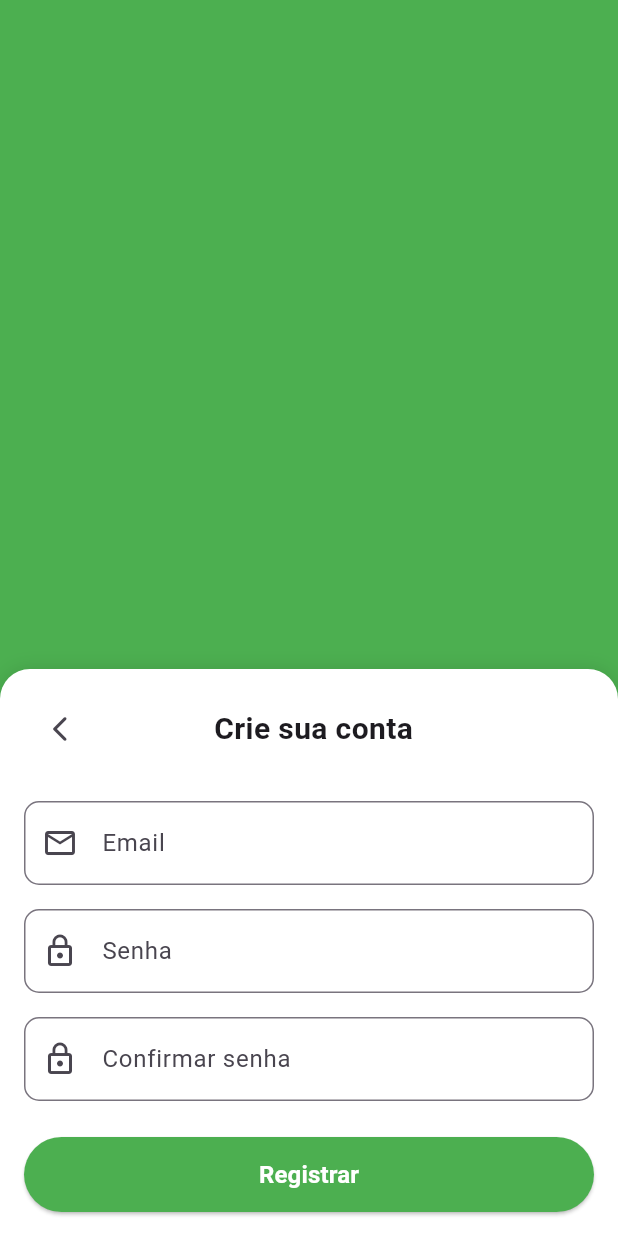
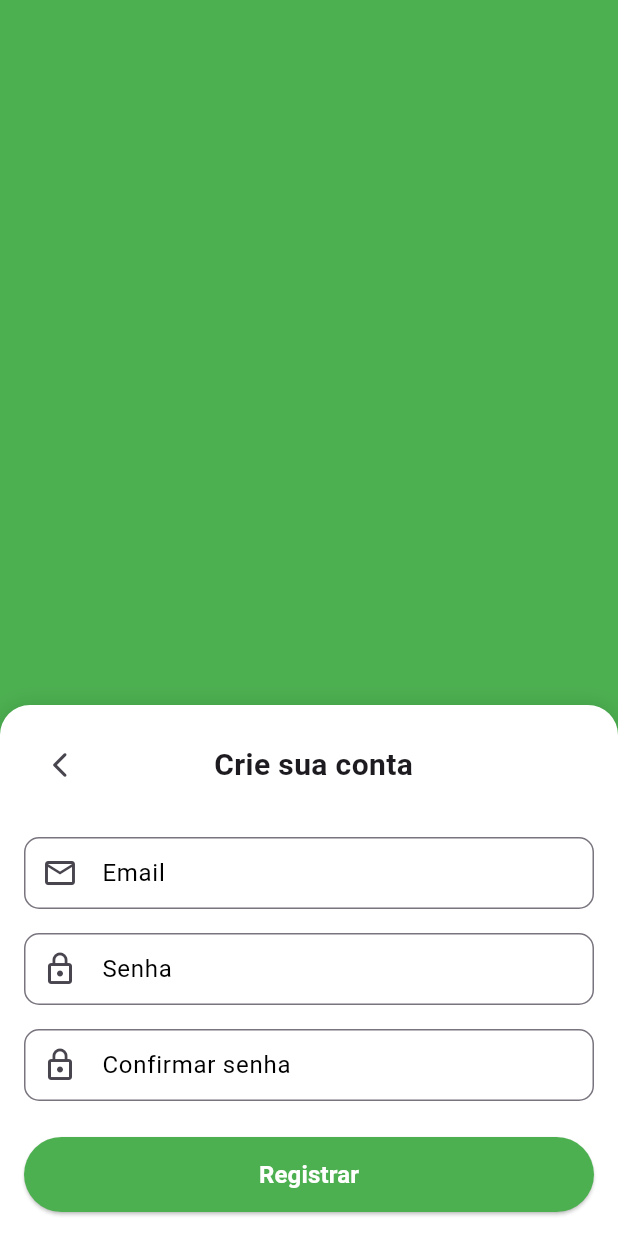
Before and after one commit to vs-machado/ChurchApp, a Flutter app: the screen it shows after launch, after a tap on "Registrar com email e senha", on a phone screen of 412 x 824 dp. Run offline on Flutter 3.47's test engine with Material 3 defaults, Android fonts, the phone set to English and light mode, and no system bars; our stand-ins replace flutter_dotenv, flutter_riverpod, flutter_svg, riverpod, supabase_flutter; accounts and stored records are empty; generated files the repository leaves out were written again.

Commit message:
Cores do textfield e altura alteradas

```diff
--- a/lib/core/auth/presentation/components/sliding_register_card.dart
+++ b/lib/core/auth/presentation/components/sliding_register_card.dart
@@ -27,11 +27,13 @@ class _SlidingRegisterCardState extends ConsumerState<SlidingRegisterCard>
   final _emailController = TextEditingController();
   final _passwordController = TextEditingController();
   final _confirmPasswordController = TextEditingController();
+  final _emailFocusNode = FocusNode();
   final _passwordFocusNode = FocusNode();
   final _confirmPasswordFocusNode = FocusNode();
   bool _showValidationErrors = false;
   bool _passwordVisible = false;
   bool _confirmPasswordVisible = false;
+  bool _emailHasFocus = false;
   bool _passwordHasFocus = false;
   bool _confirmPasswordHasFocus = false;
 
@@ -46,8 +48,15 @@ class _SlidingRegisterCardState extends ConsumerState<SlidingRegisterCard>
       CurvedAnimation(parent: _animationController, curve: Curves.easeOut),
     );
     _animationController.forward();
+    _emailFocusNode.addListener(_onEmailFocusChange);
     _passwordFocusNode.addListener(_onPasswordFocusChange);
     _confirmPasswordFocusNode.addListener(_onConfirmPasswordFocusChange);
+  }
+
+  void _onEmailFocusChange() {
+    setState(() {
+      _emailHasFocus = _emailFocusNode.hasFocus;
+    });
   }
 
   void _onPasswordFocusChange() {
@@ -83,8 +92,10 @@ class _SlidingRegisterCardState extends ConsumerState<SlidingRegisterCard>
     _emailController.dispose();
     _passwordController.dispose();
     _confirmPasswordController.dispose();
+    _emailFocusNode.removeListener(_onEmailFocusChange);
     _passwordFocusNode.removeListener(_onPasswordFocusChange);
     _confirmPasswordFocusNode.removeListener(_onConfirmPasswordFocusChange);
+    _emailFocusNode.dispose();
     _passwordFocusNode.dispose();
     _confirmPasswordFocusNode.dispose();
     _animationController.dispose();
@@ -142,13 +153,13 @@ class _SlidingRegisterCardState extends ConsumerState<SlidingRegisterCard>
             },
             child: Container(
               padding: const EdgeInsets.all(16.0),
-              decoration: BoxDecoration(
+              decoration: const BoxDecoration(
                 color: Colors.white,
-                borderRadius: const BorderRadius.only(
+                borderRadius: BorderRadius.only(
                   topLeft: Radius.circular(20.0),
                   topRight: Radius.circular(20.0),
                 ),
-                boxShadow: const [
+                boxShadow: [
                   BoxShadow(
                     color: Colors.black12,
                     blurRadius: 10.0,
@@ -168,16 +179,16 @@ class _SlidingRegisterCardState extends ConsumerState<SlidingRegisterCard>
                           size: 20.0,
                         ),
                         onPressed: _closeCard,
-                        padding: EdgeInsets.zero,
+                        padding: const EdgeInsets.all(0.0),
                       ),
-                      Expanded(
+                      const Expanded(
                         child: Center(
                           child: Padding(
-                            padding: EdgeInsets.only(right: 42.0),
+                            padding: const EdgeInsets.only(right: 42.0),
                             // Offset for the icon button width
                             child: Text(
                               'Crie sua conta',
-                              style: TextStyle(
+                              style: const TextStyle(
                                 fontSize: 20.0,
                                 fontWeight: FontWeight.bold,
                               ),
@@ -196,12 +207,14 @@ class _SlidingRegisterCardState extends ConsumerState<SlidingRegisterCard>
                           controller: _emailController,
                           decoration: InputDecoration(
                             labelText: S.of(context).email,
-                            border: OutlineInputBorder(
-                              borderRadius: BorderRadius.circular(10.0),
+                            prefixIcon: Icon(
+                              _emailHasFocus
+                                  ? Icons.email
+                                  : Icons.email_outlined,
                             ),
-                            prefixIcon: const Icon(Icons.email_outlined),
                           ),
                           keyboardType: TextInputType.emailAddress,
+                          focusNode: _emailFocusNode,
                         ),
                         const SizedBox(height: 16.0),
                         TextFormField(
@@ -209,10 +222,11 @@ class _SlidingRegisterCardState extends ConsumerState<SlidingRegisterCard>
                           focusNode: _passwordFocusNode,
                           decoration: InputDecoration(
                             labelText: S.of(context).password,
-                            border: OutlineInputBorder(
-                              borderRadius: BorderRadius.circular(10.0),
+                            prefixIcon: Icon(
+                              _passwordHasFocus
+                                  ? Icons.lock
+                                  : Icons.lock_outline,
                             ),
-                            prefixIcon: const Icon(Icons.lock_outline),
                             suffixIcon:
                                 _passwordHasFocus
                                     ? IconButton(
@@ -237,10 +251,11 @@ class _SlidingRegisterCardState extends ConsumerState<SlidingRegisterCard>
                           focusNode: _confirmPasswordFocusNode,
                           decoration: InputDecoration(
                             labelText: S.of(context).confirmPassword,
-                            border: OutlineInputBorder(
-                              borderRadius: BorderRadius.circular(10.0),
+                            prefixIcon: Icon(
+                              _confirmPasswordHasFocus
+                                  ? Icons.lock
+                                  : Icons.lock_outline,
                             ),
-                            prefixIcon: const Icon(Icons.lock_outline),
                             suffixIcon:
                                 _confirmPasswordHasFocus
                                     ? IconButton(
@@ -270,7 +285,7 @@ class _SlidingRegisterCardState extends ConsumerState<SlidingRegisterCard>
                                 children: [
                                   Text(
                                     error.toErrorString(context),
-                                    style: TextStyle(
+                                    style: const TextStyle(
                                       color: Colors.red,
                                       fontSize: 12,
                                     ),
@@ -322,7 +337,7 @@ class _SlidingRegisterCardState extends ConsumerState<SlidingRegisterCard>
                                   ? const CircularProgressIndicator(
                                     color: Colors.white,
                                   )
-                                  : Text(
+                                  : const Text(
                                     'Registrar',
                                     style: TextStyle(
                                       fontSize: 16.0,
--- a/lib/main.dart
+++ b/lib/main.dart
@@ -24,6 +24,24 @@ class MainApp extends StatelessWidget {
   @override
   Widget build(BuildContext context) {
     return MaterialApp(
+      theme: ThemeData(
+        inputDecorationTheme: InputDecorationTheme(
+          border: OutlineInputBorder(borderRadius: BorderRadius.circular(10.0)),
+          focusedBorder: OutlineInputBorder(
+            borderRadius: BorderRadius.circular(10.0),
+            borderSide: const BorderSide(color: Colors.black, width: 2.0),
+          ),
+          contentPadding: const EdgeInsets.symmetric(
+            vertical: 12.0,
+            horizontal: 10.0,
+          ),
+          labelStyle: const TextStyle(color: Colors.black),
+        ),
+        textSelectionTheme: const TextSelectionThemeData(
+          cursorColor: Colors.black,
+          selectionHandleColor: Colors.black,
+        ),
+      ),
       localizationsDelegates: [
         S.delegate,
         AppLocalizations.delegate,
```
